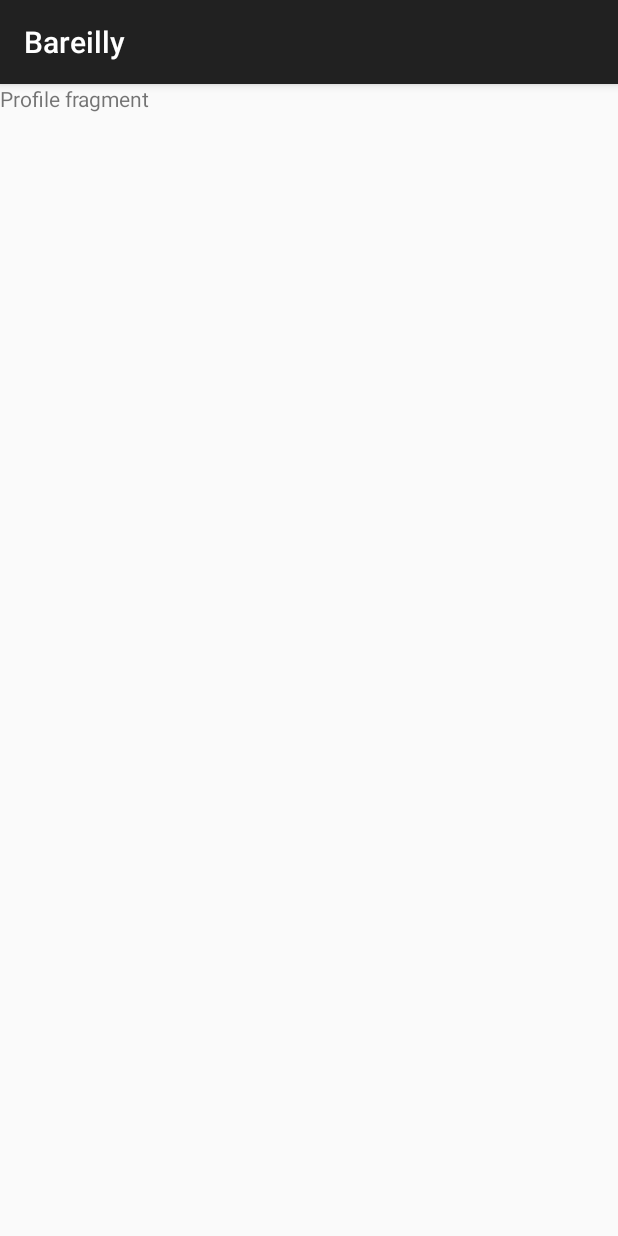
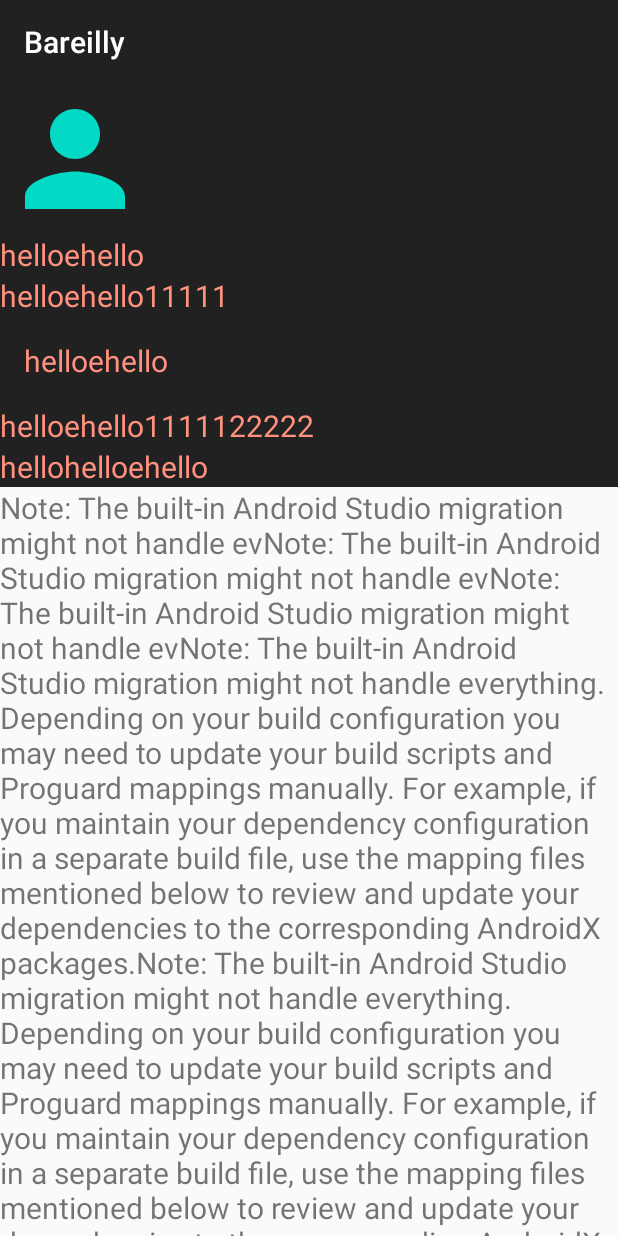
Before and after one commit to shivamvk/Bareilly, an Android app: the fragment ProfileFragment shown on its own in the app's theme, on a phone screen of 412 x 824 dp. Run offline under Robolectric (Android 15) with nearby library versions, the phone set to English and light mode, and no system bars.

Commit message:
added collapsing toolbar in profile

```diff
--- a/app/src/main/java/io/shivamvk/bareilly/fragments/ProfileFragment.kt
+++ b/app/src/main/java/io/shivamvk/bareilly/fragments/ProfileFragment.kt
@@ -4,8 +4,13 @@ import android.os.Bundle
 import android.view.LayoutInflater
 import android.view.View
 import android.view.ViewGroup
+import android.widget.TextView
 import androidx.fragment.app.Fragment
+import com.google.android.material.appbar.AppBarLayout
+import com.google.android.material.appbar.AppBarLayout.OnOffsetChangedListener
+import com.google.android.material.appbar.CollapsingToolbarLayout
 import io.shivamvk.bareilly.R
+
 
 class ProfileFragment : Fragment() {
     companion object {
@@ -24,5 +29,30 @@ class ProfileFragment : Fragment() {
 
     override fun onViewCreated(view: View, savedInstanceState: Bundle?) {
         super.onViewCreated(view, savedInstanceState)
+
+
+        //val tv = view.findViewById<TextView>(R.id.tv1)
+        val collapsingToolbarLayout =
+            view.findViewById(R.id.collapsingToolbarLayout) as CollapsingToolbarLayout
+        val appBarLayout = view.findViewById(R.id.app_bar) as AppBarLayout
+        appBarLayout.addOnOffsetChangedListener(object : OnOffsetChangedListener {
+            var isShow = true
+            var scrollRange = -1
+            override fun onOffsetChanged(appBarLayout: AppBarLayout, verticalOffset: Int) {
+                if (scrollRange == -1) {
+                    scrollRange = appBarLayout.totalScrollRange
+                    //collapsingToolbarLayout.setScrimsShown(false,false)
+                }
+                if (scrollRange + verticalOffset == 0) {
+                    collapsingToolbarLayout.title = "Title"
+                    collapsingToolbarLayout.contentScrim = resources.getDrawable(R.color.colorPrimary)
+                    collapsingToolbarLayout.setScrimsShown(true,false)
+                    isShow = true
+                } else if (isShow) {
+                    collapsingToolbarLayout.title = ""
+                    isShow = false
+                }
+            }
+        })
     }
 }
--- a/app/src/main/res/layout/fragment_profile.xml
+++ b/app/src/main/res/layout/fragment_profile.xml
@@ -1,12 +1,99 @@
 <?xml version="1.0" encoding="utf-8"?>
-<RelativeLayout
+<androidx.coordinatorlayout.widget.CoordinatorLayout
     xmlns:android="http://schemas.android.com/apk/res/android"
     android:layout_width="match_parent"
-    android:layout_height="match_parent">
+    android:layout_height="match_parent"
+    xmlns:app="http://schemas.android.com/apk/res-auto">
 
-    <TextView
-        android:layout_width="wrap_content"
+
+
+
+    <com.google.android.material.appbar.AppBarLayout
+        android:layout_width="match_parent"
         android:layout_height="wrap_content"
-        android:text="Profile fragment" />
+        android:id="@+id/app_bar">
 
-</RelativeLayout>
+        <com.google.android.material.appbar.CollapsingToolbarLayout
+            app:layout_scrollFlags="scroll|exitUntilCollapsed"
+            android:id="@+id/collapsingToolbarLayout"
+            android:layout_width="match_parent"
+            android:layout_height="wrap_content">
+
+
+            <!--<ImageView
+                app:layout_collapseMode="parallax"
+                android:id="@+id/iv_profile"
+                android:src="@drawable/profile_pic_placeholder"
+                android:layout_width="wrap_content"
+                android:layout_height="match_parent"/>-->
+            <LinearLayout
+                android:layout_width="match_parent"
+                android:orientation="vertical"
+                android:layout_height="wrap_content">
+
+                <ImageView
+                    android:id="@+id/iv_profile"
+                    android:src="@drawable/profile_pic_placeholder"
+                    android:layout_width="wrap_content"
+                    android:layout_height="wrap_content"/>
+
+                <TextView
+                    android:textSize="20sp"
+                    android:textColor="@color/colorPink"
+                    android:text="helloehello"
+                    android:layout_width="wrap_content"
+                    android:layout_height="wrap_content"/>
+                <TextView
+                    android:textSize="20sp"
+                    android:textColor="@color/colorPink"
+                    android:text="helloehello11111"
+                    android:layout_width="wrap_content"
+                    android:layout_height="wrap_content"/>
+
+                <TextView
+                    android:id="@+id/tv1"
+                    android:textSize="20sp"
+                    android:layout_margin="16dp"
+                    android:textColor="@color/colorPink"
+                    android:text="helloehello"
+                    android:layout_width="wrap_content"
+                    android:layout_height="wrap_content"/>
+                <TextView
+                    android:textSize="20sp"
+                    android:textColor="@color/colorPink"
+                    android:text="helloehello1111122222"
+                    android:layout_width="wrap_content"
+                    android:layout_height="wrap_content"/>
+
+            </LinearLayout>
+
+            <androidx.appcompat.widget.Toolbar
+                app:layout_collapseMode="pin"
+                android:layout_width="match_parent"
+                android:layout_height="?attr/actionBarSize"/>
+
+        </com.google.android.material.appbar.CollapsingToolbarLayout>
+
+        <TextView
+            android:textSize="20sp"
+            android:textColor="@color/colorPink"
+            android:text="hellohelloehello"
+            android:layout_width="wrap_content"
+            android:layout_height="wrap_content"/>
+
+    </com.google.android.material.appbar.AppBarLayout>
+
+
+    <androidx.core.widget.NestedScrollView
+        android:layout_width="match_parent"
+        android:layout_height="wrap_content"
+        app:layout_behavior="@string/appbar_scrolling_view_behavior">
+
+        <TextView
+            android:textSize="20sp"
+            android:layout_width="match_parent"
+            android:layout_height="wrap_content"
+            android:text="Note: The built-in Android Studio migration might not handle evNote: The built-in Android Studio migration might not handle evNote: The built-in Android Studio migration might not handle evNote: The built-in Android Studio migration might not handle everything. Depending on your build configuration you may need to update your build scripts and Proguard mappings manually. For example, if you maintain your dependency configuration in a separate build file, use the mapping files mentioned below to review and update your dependencies to the corresponding AndroidX packages.Note: The built-in Android Studio migration might not handle everything. Depending on your build configuration you may need to update your build scripts and Proguard mappings manually. For example, if you maintain your dependency configuration in a separate build file, use the mapping files mentioned below to review and update your dependencies to the corresponding AndroidX packages."/>
+
+    </androidx.core.widget.NestedScrollView>
+</androidx.coordinatorlayout.widget.CoordinatorLayout>
```
Also changed, not shown: app/src/main/res/layout/profile.xml (added, +47 -0 lines).
